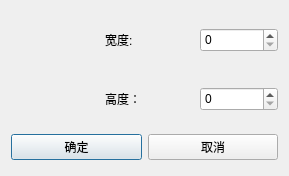
The window that BmpManager/custom/dialogresize.ui (luckyPtr/BitmapStudio) describes before a commit, drawn with Qt 5.
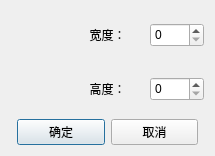
The same window after the commit. Custom widgets are drawn as their Qt base class.

Commit message: 完善重新调整大小窗口

```diff
--- a/BmpManager/custom/dialogresize.ui
+++ b/BmpManager/custom/dialogresize.ui
@@ -6,14 +6,17 @@
    <rect>
     <x>0</x>
     <y>0</y>
-    <width>289</width>
-    <height>176</height>
+    <width>215</width>
+    <height>155</height>
    </rect>
   </property>
   <property name="windowTitle">
    <string>Dialog</string>
   </property>
   <layout class="QVBoxLayout" name="verticalLayout">
+   <property name="sizeConstraint">
+    <enum>QLayout::SetDefaultConstraint</enum>
+   </property>
    <item>
     <layout class="QHBoxLayout" name="horizontalLayout">
      <property name="spacing">
@@ -44,7 +47,10 @@
      <item>
       <widget class="QLabel" name="label">
        <property name="text">
-        <string>宽度:</string>
+        <string>宽度：</string>
+       </property>
+       <property name="alignment">
+        <set>Qt::AlignCenter</set>
        </property>
       </widget>
      </item>
@@ -104,6 +110,9 @@
        <property name="text">
         <string>高度：</string>
        </property>
+       <property name="alignment">
+        <set>Qt::AlignCenter</set>
+       </property>
       </widget>
      </item>
      <item>
@@ -129,6 +138,12 @@
    </item>
    <item>
     <layout class="QHBoxLayout" name="horizontalLayout_3">
+     <property name="leftMargin">
+      <number>6</number>
+     </property>
+     <property name="rightMargin">
+      <number>6</number>
+     </property>
      <item>
       <widget class="QPushButton" name="btnOK">
        <property name="text">
```
Left out of the diff: 2 changed lines with no effect on the pictures. The commit also changes 3 other files.
